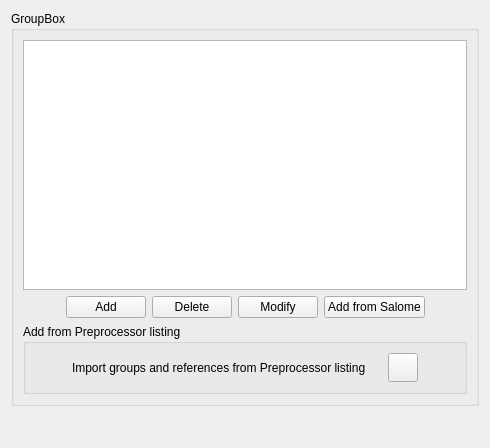
Above: gui/Pages/LocalizationForm.ui from code-saturne/code_saturne before the change. Below: the same form after it.
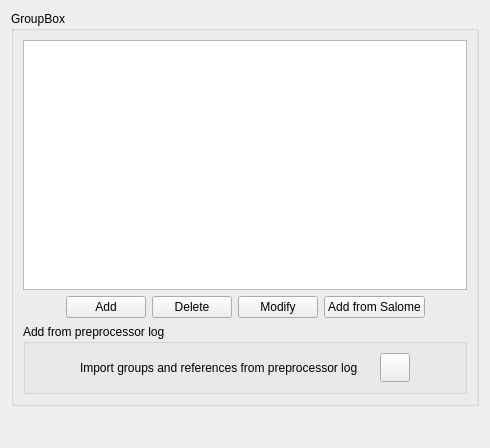
That is the form after the change. Icons and pictures are not drawn.

Commit message: GUI: make "preprocessor log" mention coherent.

What changed in the file:
```diff
--- a/gui/Pages/LocalizationForm.ui
+++ b/gui/Pages/LocalizationForm.ui
@@ -124,7 +124,7 @@
          <string>&lt;html&gt;&lt;head/&gt;&lt;body&gt;&lt;p&gt;&lt;span style=&quot; font-size:9pt;&quot;&gt;Automatically add groups and references from a preprocessor listing.&lt;/span&gt;&lt;/p&gt;&lt;/body&gt;&lt;/html&gt;</string>
         </property>
         <property name="title">
-         <string>Add from Preprocessor listing</string>
+         <string>Add from preprocessor log</string>
         </property>
         <layout class="QHBoxLayout">
          <item>
@@ -148,7 +148,7 @@
               <string>&lt;html&gt;&lt;head/&gt;&lt;body&gt;&lt;p&gt;&lt;span style=&quot; font-size:9pt;&quot;&gt;Import groups and references from a preprocessor.log file.&lt;/span&gt;&lt;/p&gt;&lt;/body&gt;&lt;/html&gt;</string>
              </property>
              <property name="text">
-              <string>Import groups and references from Preprocessor listing</string>
+              <string>Import groups and references from preprocessor log</string>
              </property>
             </widget>
            </item>
```
Left out of the diff: 6 changed lines with no effect on the pictures. The commit also changes 3 other files.
